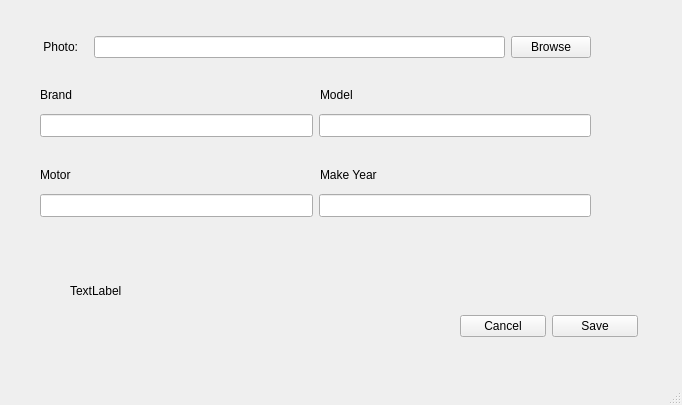
This is GUIWindows/notewindow.ui in m-arch/pnote as Qt 5 draws it before an edit. The edited form follows.
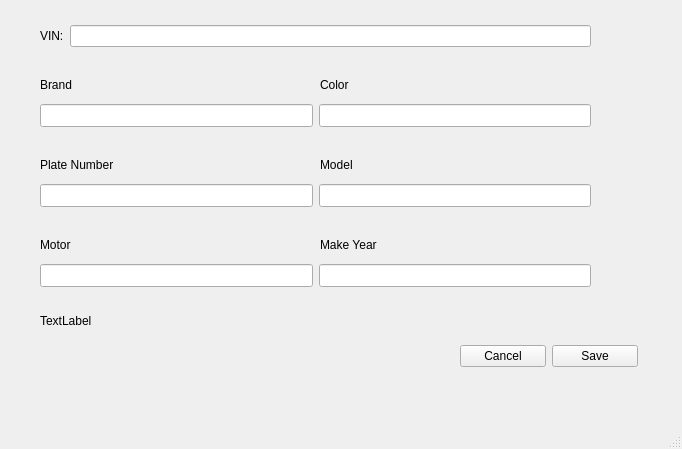
This is the edited form.

Patch:
```diff
--- a/GUIWindows/notewindow.ui
+++ b/GUIWindows/notewindow.ui
@@ -7,7 +7,7 @@
     <x>0</x>
     <y>0</y>
     <width>682</width>
-    <height>405</height>
+    <height>449</height>
    </rect>
   </property>
   <property name="windowTitle">
@@ -18,7 +18,7 @@
     <property name="geometry">
      <rect>
       <x>40</x>
-      <y>31</y>
+      <y>20</y>
       <width>551</width>
       <height>32</height>
      </rect>
@@ -27,19 +27,12 @@
      <item>
       <widget class="QLabel" name="fileLocationLabel">
        <property name="text">
-        <string> Photo:   </string>
+        <string>VIN:</string>
        </property>
       </widget>
      </item>
      <item>
-      <widget class="QLineEdit" name="fileLocation"/>
-     </item>
-     <item>
-      <widget class="QPushButton" name="browseButton">
-       <property name="text">
-        <string>Browse</string>
-       </property>
-      </widget>
+      <widget class="QLineEdit" name="carVIN"/>
      </item>
     </layout>
    </widget>
@@ -47,7 +40,7 @@
     <property name="geometry">
      <rect>
       <x>460</x>
-      <y>310</y>
+      <y>340</y>
       <width>178</width>
       <height>32</height>
      </rect>
@@ -73,7 +66,7 @@
     <property name="geometry">
      <rect>
       <x>320</x>
-      <y>80</y>
+      <y>150</y>
       <width>82</width>
       <height>30</height>
      </rect>
@@ -86,7 +79,7 @@
     <property name="geometry">
      <rect>
       <x>40</x>
-      <y>160</y>
+      <y>230</y>
       <width>85</width>
       <height>30</height>
      </rect>
@@ -99,20 +92,20 @@
     <property name="geometry">
      <rect>
       <x>40</x>
-      <y>80</y>
-      <width>84</width>
+      <y>150</y>
+      <width>161</width>
       <height>29</height>
      </rect>
     </property>
     <property name="text">
-     <string>Brand</string>
+     <string>Plate Number</string>
     </property>
    </widget>
    <widget class="QWidget" name="layoutWidget_2">
     <property name="geometry">
      <rect>
       <x>40</x>
-      <y>110</y>
+      <y>180</y>
       <width>551</width>
       <height>31</height>
      </rect>
@@ -121,7 +114,7 @@
      <item>
       <layout class="QHBoxLayout" name="horizontalLayout_5">
        <item>
-        <widget class="QLineEdit" name="Brand">
+        <widget class="QLineEdit" name="Plate_Number">
          <property name="font">
           <font>
            <pointsize>10</pointsize>
@@ -150,7 +143,7 @@
     <property name="geometry">
      <rect>
       <x>40</x>
-      <y>190</y>
+      <y>260</y>
       <width>551</width>
       <height>31</height>
      </rect>
@@ -188,7 +181,7 @@
     <property name="geometry">
      <rect>
       <x>320</x>
-      <y>160</y>
+      <y>230</y>
       <width>131</width>
       <height>30</height>
      </rect>
@@ -200,8 +193,8 @@
    <widget class="QLabel" name="userId">
     <property name="geometry">
      <rect>
-      <x>70</x>
-      <y>280</y>
+      <x>40</x>
+      <y>310</y>
       <width>171</width>
       <height>21</height>
      </rect>
@@ -210,6 +203,83 @@
      <string>TextLabel</string>
     </property>
    </widget>
+   <widget class="QLabel" name="LastNameLabel_2">
+    <property name="geometry">
+     <rect>
+      <x>320</x>
+      <y>70</y>
+      <width>82</width>
+      <height>30</height>
+     </rect>
+    </property>
+    <property name="text">
+     <string>Color</string>
+    </property>
+   </widget>
+   <widget class="QLabel" name="FirstNameLabel_2">
+    <property name="geometry">
+     <rect>
+      <x>40</x>
+      <y>70</y>
+      <width>84</width>
+      <height>29</height>
+     </rect>
+    </property>
+    <property name="text">
+     <string>Brand</string>
+    </property>
+   </widget>
+   <widget class="QWidget" name="layoutWidget_4">
+    <property name="geometry">
+     <rect>
+      <x>40</x>
+      <y>100</y>
+      <width>551</width>
+      <height>31</height>
+     </rect>
+    </property>
+    <layout class="QHBoxLayout" name="horizontalLayout_9">
+     <item>
+      <layout class="QHBoxLayout" name="horizontalLayout_10">
+       <item>
+        <widget class="QLineEdit" name="Brand">
+         <property name="font">
+          <font>
+           <pointsize>10</pointsize>
+          </font>
+         </property>
+        </widget>
+       </item>
+      </layout>
+     </item>
+     <item>
+      <layout class="QHBoxLayout" name="horizontalLayout_11">
+       <item>
+        <widget class="QLineEdit" name="Color">
+         <property name="font">
+          <font>
+           <pointsize>10</pointsize>
+          </font>
+         </property>
+        </widget>
+       </item>
+      </layout>
+     </item>
+    </layout>
+   </widget>
+   <zorder>layoutWidget</zorder>
+   <zorder>layoutWidget</zorder>
+   <zorder>LastNameLabel</zorder>
+   <zorder>PhoneLabel</zorder>
+   <zorder>FirstNameLabel</zorder>
+   <zorder>layoutWidget_2</zorder>
+   <zorder>layoutWidget_3</zorder>
+   <zorder>OtherConcactLabel</zorder>
+   <zorder>userId</zorder>
+   <zorder>Motor</zorder>
+   <zorder>LastNameLabel_2</zorder>
+   <zorder>FirstNameLabel_2</zorder>
+   <zorder>layoutWidget_4</zorder>
   </widget>
   <widget class="QMenuBar" name="menubar">
    <property name="geometry">
```
